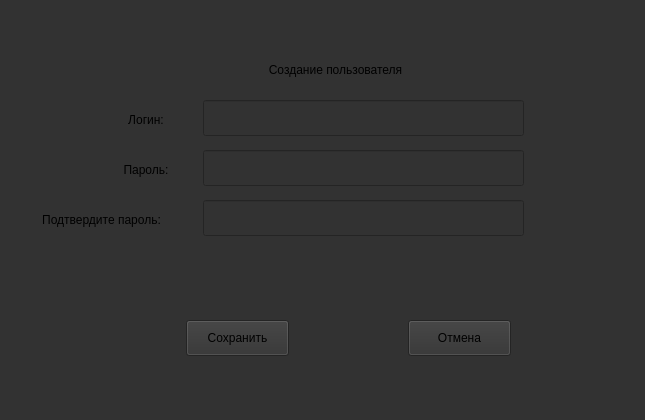
Before: the Qt Designer form ui/Server.ui in NIKITA-76/messenger_on_python, drawn with Qt 5.
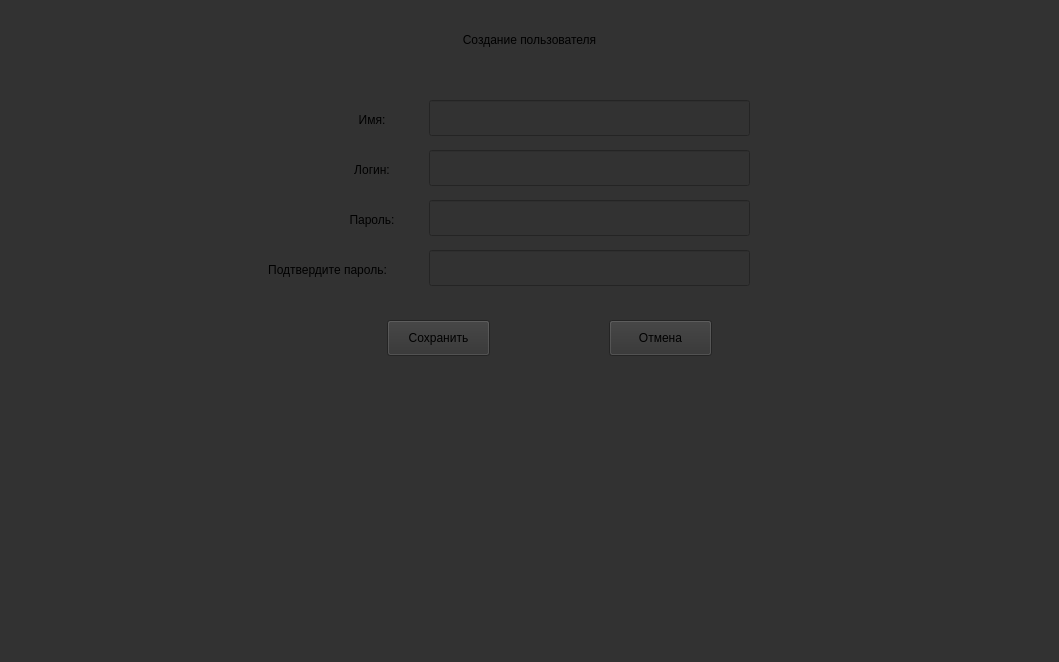
After: the same form once the commit is applied. The open tabs and pages were chosen to show the change.

What changed in the file:
```diff
--- a/ui/Server.ui
+++ b/ui/Server.ui
@@ -6,8 +6,8 @@
    <rect>
     <x>0</x>
     <y>0</y>
-    <width>645</width>
-    <height>420</height>
+    <width>1059</width>
+    <height>662</height>
    </rect>
   </property>
   <property name="windowTitle">
@@ -22,8 +22,8 @@
      <rect>
       <x>9</x>
       <y>10</y>
-      <width>631</width>
-      <height>401</height>
+      <width>1041</width>
+      <height>641</height>
      </rect>
     </property>
     <property name="currentIndex">
@@ -90,8 +90,8 @@
      <widget class="QLabel" name="label_login">
       <property name="geometry">
        <rect>
-        <x>104</x>
-        <y>100</y>
+        <x>330</x>
+        <y>150</y>
         <width>66</width>
         <height>19</height>
        </rect>
@@ -106,7 +106,7 @@
      <widget class="QPushButton" name="pushButton_save">
       <property name="geometry">
        <rect>
-        <x>177</x>
+        <x>378</x>
         <y>310</y>
         <width>103</width>
         <height>36</height>
@@ -119,8 +119,8 @@
      <widget class="QLabel" name="label_passw">
       <property name="geometry">
        <rect>
-        <x>104</x>
-        <y>150</y>
+        <x>330</x>
+        <y>200</y>
         <width>66</width>
         <height>19</height>
        </rect>
@@ -135,17 +135,7 @@
      <widget class="QLineEdit" name="lineEdit_login">
       <property name="geometry">
        <rect>
-        <x>194</x>
-        <y>90</y>
-        <width>321</width>
-        <height>36</height>
-       </rect>
-      </property>
-     </widget>
-     <widget class="QLineEdit" name="lineEdit_pass">
-      <property name="geometry">
-       <rect>
-        <x>194</x>
+        <x>420</x>
         <y>140</y>
         <width>321</width>
         <height>36</height>
@@ -155,18 +145,28 @@
      <widget class="QLineEdit" name="lineEdit_passw_2">
       <property name="geometry">
        <rect>
-        <x>194</x>
+        <x>420</x>
         <y>190</y>
         <width>321</width>
         <height>36</height>
        </rect>
       </property>
      </widget>
+     <widget class="QLineEdit" name="lineEdit_passw_2">
+      <property name="geometry">
+       <rect>
+        <x>420</x>
+        <y>240</y>
+        <width>321</width>
+        <height>36</height>
+       </rect>
+      </property>
+     </widget>
      <widget class="QLabel" name="label_passw_2">
       <property name="geometry">
        <rect>
-        <x>7</x>
-        <y>200</y>
+        <x>233</x>
+        <y>250</y>
         <width>171</width>
         <height>19</height>
        </rect>
@@ -181,9 +181,9 @@
      <widget class="QLabel" name="label_info">
       <property name="geometry">
        <rect>
-        <x>241</x>
-        <y>50</y>
-        <width>171</width>
+        <x>360</x>
+        <y>20</y>
+        <width>321</width>
         <height>20</height>
        </rect>
       </property>
@@ -197,7 +197,7 @@
      <widget class="QPushButton" name="pushButton">
       <property name="geometry">
        <rect>
-        <x>399</x>
+        <x>600</x>
         <y>310</y>
         <width>103</width>
         <height>36</height>
@@ -207,6 +207,32 @@
        <string>Отмена</string>
       </property>
      </widget>
+     <widget class="QLabel" name="label_login_2">
+      <property name="geometry">
+       <rect>
+        <x>330</x>
+        <y>100</y>
+        <width>66</width>
+        <height>19</height>
+       </rect>
+      </property>
+      <property name="text">
+       <string>Имя:</string>
+      </property>
+      <property name="alignment">
+       <set>Qt::AlignCenter</set>
+      </property>
+     </widget>
+     <widget class="QLineEdit" name="lineEdit_login_2">
+      <property name="geometry">
+       <rect>
+        <x>420</x>
+        <y>90</y>
+        <width>321</width>
+        <height>36</height>
+       </rect>
+      </property>
+     </widget>
     </widget>
    </widget>
   </widget>
```
Left out of the diff: 18 changed lines with no effect on the pictures.
